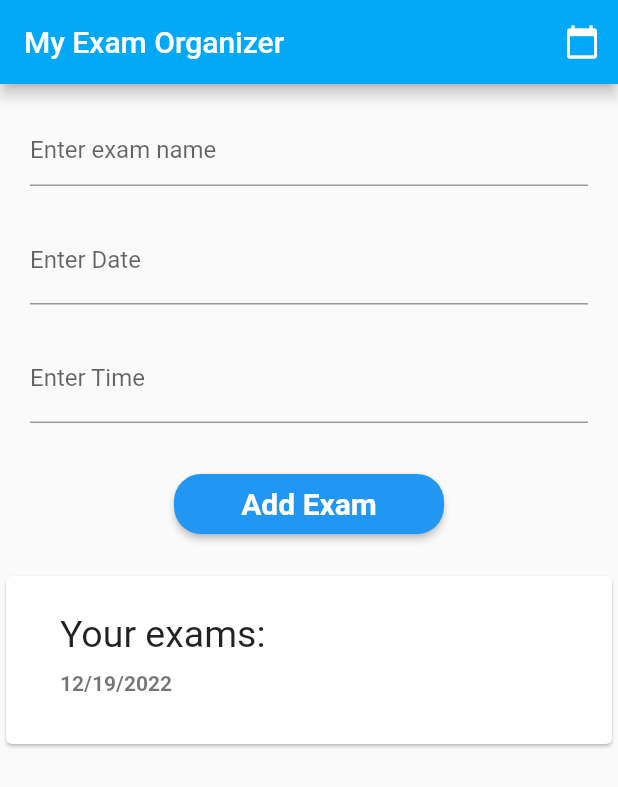
After one commit to vviktorijaa/Mobile_Information_Systems, a Flutter app: the screen it shows after launch, on a phone screen of 412 x 824 dp. The commit adds this screen. Shown: the top 787 px of the screen. Run offline on Flutter 3.47's test engine with Material 2 defaults, Android fonts, the phone set to English and light mode, and no system bars; our stand-ins replace flutter_local_notifications, rxdart, syncfusion_flutter_calendar, timezone.

Commit message:
Lab 3 - Code refactoring

```diff
--- a/lab_3/lib/calendar.dart
+++ b/lab_3/lib/calendar.dart
@@ -1,6 +1,6 @@
 import 'package:flutter/material.dart';
 import 'package:syncfusion_flutter_calendar/calendar.dart';
-import 'calendar_exam.dart';
+import 'model/calendar_exam.dart';
 
 class Calendar extends StatefulWidget {
   const Calendar({super.key});
--- a/lab_3/lib/exam_card.dart
+++ b/lab_3/lib/exam_card.dart
@@ -1,6 +1,6 @@
 import 'package:flutter/material.dart';
 import 'package:intl/intl.dart';
-import 'exam.dart';
+import 'model/exam.dart';
 
 class ExamCard extends StatelessWidget {
   final Exam exam;
--- a/lab_3/lib/exam_form.dart
+++ b/lab_3/lib/exam_form.dart
@@ -1,14 +1,13 @@
 import 'package:flutter/material.dart';
 import 'package:intl/intl.dart';
 import 'calendar.dart';
-import 'calendar_exam.dart';
-import 'exam.dart';
-import 'main.dart';
-
+import 'home.dart';
+import 'model/calendar_exam.dart';
+import 'model/exam.dart';
 import 'notification_service.dart';
 
 class ExamForm extends StatefulWidget {
-  ExamForm({Key? key}) : super(key: key);
+  const ExamForm({Key? key}) : super(key: key);
 
   @override
   State<StatefulWidget> createState() {
@@ -98,7 +97,7 @@ class ExamFormState extends State<ExamForm> {
                 onPressed: () async {
                   if (_formKey.currentState!.validate()) {
                     _formKey.currentState!.save();
-                    HomePage.exams.add(exam);
+                    Home.exams.add(exam);
 
                     final DateTime startTime = DateTime(
                         exam.date.year,
@@ -108,7 +107,7 @@ class ExamFormState extends State<ExamForm> {
                         exam.time.minute,
                         0);
                     final DateTime endTime =
-                        startTime.add(const Duration(hours: 2));
+                        startTime.add(const Duration(hours: 1));
                     CalendarState.meetings.add(CalendarExam(exam.name,
                         startTime, endTime, const Color(0xFF0F8644), false));
 
--- /dev/null
+++ b/lab_3/lib/home.dart
@@ -0,0 +1,42 @@
+import 'package:flutter/material.dart';
+import 'exam_card.dart';
+import 'exam_form.dart';
+import 'model/exam.dart';
+
+class Home extends StatelessWidget {
+  const Home({super.key});
+
+  static List<Exam> exams = [
+    Exam("Your exams:", DateTime.now(), TimeOfDay.now())
+  ];
+
+  @override
+  Widget build(BuildContext context) {
+    return Scaffold(
+        appBar: AppBar(
+          title: const Text(
+            'My Exam Organizer',
+            style: TextStyle(color: Colors.white),
+          ),
+          actions: [
+            IconButton(
+                icon: const Icon(Icons.calendar_today),
+                color: Colors.white,
+                onPressed: () {
+                  Navigator.pushNamed(context, '/calendar');
+                })
+          ],
+        ),
+        body: Column(
+          children: [
+            const ExamForm(),
+            Expanded(
+                child: ListView.builder(
+                    itemCount: exams.length,
+                    itemBuilder: (contx, index) {
+                      return ExamCard(exams[index]);
+                    }))
+          ],
+        ));
+  }
+}
--- a/lab_3/lib/notification_service.dart
+++ b/lab_3/lib/notification_service.dart
@@ -1,7 +1,7 @@
 import 'package:flutter_local_notifications/flutter_local_notifications.dart';
 import 'package:rxdart/subjects.dart';
+import 'package:timezone/data/latest.dart' as tz;
 import 'package:timezone/timezone.dart' as tz;
-import 'package:timezone/data/latest.dart' as tz;
 
 class LocalNotificationService {
   LocalNotificationService();
```
Also changed, not shown: lab_3/lib/main.dart (+3 -37 lines), lab_3/lib/model/calendar_exam.dart (renamed from lab_3/lib/calendar_exam.dart), lab_3/lib/model/exam.dart (renamed from lab_3/lib/exam.dart).
